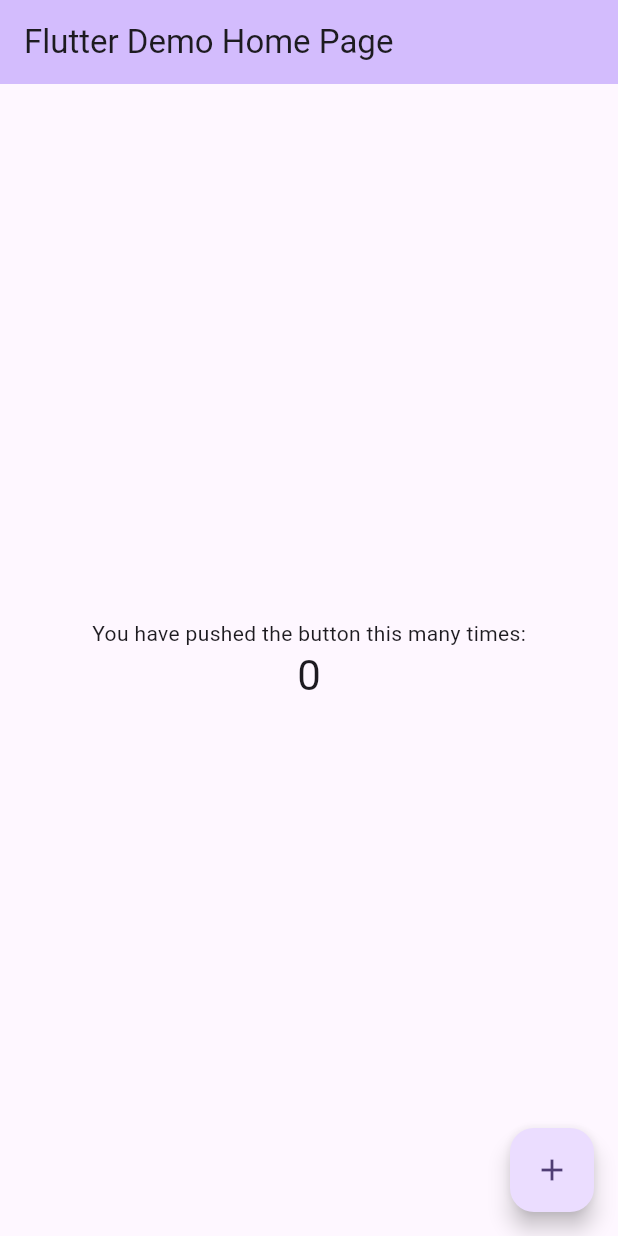
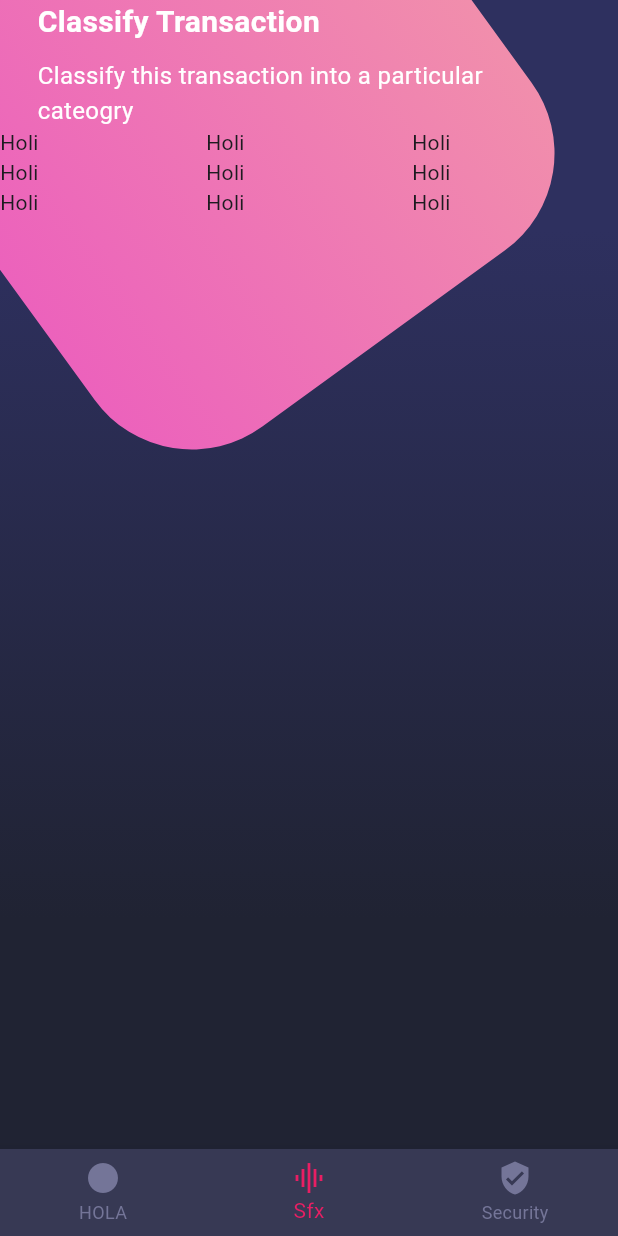
Before and after one commit to pCarboneroDev/practicasFlutter, a Flutter app: the screen it shows after launch, on a phone screen of 412 x 824 dp. Run offline on Flutter 3.47's test engine with Material 3 defaults, Android fonts, the phone set to English and light mode, and no system bars.

Commit message:
diseños

```diff
--- a/lib/main.dart
+++ b/lib/main.dart
@@ -1,122 +1,28 @@
 import 'package:flutter/material.dart';
+import 'package:flutter/services.dart';
+import 'package:practicas_flutter/src/screens/basic_design.dart';
+import 'package:practicas_flutter/src/screens/home_screen.dart';
+import 'package:practicas_flutter/src/screens/scroll_design.dart';
 
-void main() {
-  runApp(const MyApp());
-}
+void main() => runApp(const MyApp());
 
 class MyApp extends StatelessWidget {
   const MyApp({super.key});
 
-  // This widget is the root of your application.
   @override
   Widget build(BuildContext context) {
+    SystemChrome.setSystemUIOverlayStyle(
+      SystemUiOverlayStyle.light
+    );
     return MaterialApp(
-      title: 'Flutter Demo',
-      theme: ThemeData(
-        // This is the theme of your application.
-        //
-        // TRY THIS: Try running your application with "flutter run". You'll see
-        // the application has a purple toolbar. Then, without quitting the app,
-        // try changing the seedColor in the colorScheme below to Colors.green
-        // and then invoke "hot reload" (save your changes or press the "hot
-        // reload" button in a Flutter-supported IDE, or press "r" if you used
-        // the command line to start the app).
-        //
-        // Notice that the counter didn't reset back to zero; the application
-        // state is not lost during the reload. To reset the state, use hot
-        // restart instead.
-        //
-        // This works for code too, not just values: Most code changes can be
-        // tested with just a hot reload.
-        colorScheme: ColorScheme.fromSeed(seedColor: Colors.deepPurple),
-      ),
-      home: const MyHomePage(title: 'Flutter Demo Home Page'),
+      debugShowCheckedModeBanner: false,
+      title: 'Material App',
+      initialRoute: 'home_screen',
+      routes: {
+        'basic_design': (context) => BasicDesignScreen(),
+        'scroll_screen': (context) => ScrollScreen(),
+        'home_screen': (context) => HomeScreen(),
+      },
     );
   }
 }
-
-class MyHomePage extends StatefulWidget {
-  const MyHomePage({super.key, required this.title});
-
-  // This widget is the home page of your application. It is stateful, meaning
-  // that it has a State object (defined below) that contains fields that affect
-  // how it looks.
-
-  // This class is the configuration for the state. It holds the values (in this
-  // case the title) provided by the parent (in this case the App widget) and
-  // used by the build method of the State. Fields in a Widget subclass are
-  // always marked "final".
-
-  final String title;
-
-  @override
-  State<MyHomePage> createState() => _MyHomePageState();
-}
-
-class _MyHomePageState extends State<MyHomePage> {
-  int _counter = 0;
-
-  void _incrementCounter() {
-    setState(() {
-      // This call to setState tells the Flutter framework that something has
-      // changed in this State, which causes it to rerun the build method below
-      // so that the display can reflect the updated values. If we changed
-      // _counter without calling setState(), then the build method would not be
-      // called again, and so nothing would appear to happen.
-      _counter++;
-    });
-  }
-
-  @override
-  Widget build(BuildContext context) {
-    // This method is rerun every time setState is called, for instance as done
-    // by the _incrementCounter method above.
-    //
-    // The Flutter framework has been optimized to make rerunning build methods
-    // fast, so that you can just rebuild anything that needs updating rather
-    // than having to individually change instances of widgets.
-    return Scaffold(
-      appBar: AppBar(
-        // TRY THIS: Try changing the color here to a specific color (to
-        // Colors.amber, perhaps?) and trigger a hot reload to see the AppBar
-        // change color while the other colors stay the same.
-        backgroundColor: Theme.of(context).colorScheme.inversePrimary,
-        // Here we take the value from the MyHomePage object that was created by
-        // the App.build method, and use it to set our appbar title.
-        title: Text(widget.title),
-      ),
-      body: Center(
-        // Center is a layout widget. It takes a single child and positions it
-        // in the middle of the parent.
-        child: Column(
-          // Column is also a layout widget. It takes a list of children and
-          // arranges them vertically. By default, it sizes itself to fit its
-          // children horizontally, and tries to be as tall as its parent.
-          //
-          // Column has various properties to control how it sizes itself and
-          // how it positions its children. Here we use mainAxisAlignment to
-          // center the children vertically; the main axis here is the vertical
-          // axis because Columns are vertical (the cross axis would be
-          // horizontal).
-          //
-          // TRY THIS: Invoke "debug painting" (choose the "Toggle Debug Paint"
-          // action in the IDE, or press "p" in the console), to see the
-          // wireframe for each widget.
-          mainAxisAlignment: MainAxisAlignment.center,
-          children: <Widget>[
-            const Text('You have pushed the button this many times:'),
-            Text(
-              '$_counter',
-              style: Theme.of(context).textTheme.headlineMedium,
-            ),
-          ],
-        ),
-      ),
-      floatingActionButton: FloatingActionButton(
-        onPressed: _incrementCounter,
-        tooltip: 'Increment',
-        child: const Icon(Icons.add),
-      ), // This trailing comma makes auto-formatting nicer for build methods.
-    );
-  }
-}
--- /dev/null
+++ b/lib/src/screens/home_screen.dart
@@ -0,0 +1,40 @@
+import 'package:flutter/material.dart';
+import 'package:practicas_flutter/src/widgets/background.dart';
+import 'package:practicas_flutter/src/widgets/card_table.dart';
+import 'package:practicas_flutter/src/widgets/custom_bottom_navigation.dart';
+import 'package:practicas_flutter/src/widgets/page_title.dart';
+
+class HomeScreen extends StatelessWidget {
+
+  const HomeScreen({Key? key}) : super(key: key);
+
+  @override
+  Widget build(BuildContext context) {
+    return Scaffold(
+      body: Stack(
+        children: [
+          Background(),
+          _HomeBody()
+        ],
+      ),
+      bottomNavigationBar: CustomBottomNavigation(),
+    );
+  }
+}
+
+
+
+class _HomeBody extends StatelessWidget {
+
+  @override
+  Widget build(BuildContext context) {
+    return SingleChildScrollView(
+      child: Column(
+        children: [
+          PageTitle(),
+          CardTable()
+        ],
+      ),
+    );
+  }
+}
--- /dev/null
+++ b/lib/src/widgets/background.dart
@@ -0,0 +1,57 @@
+import 'dart:math';
+
+import 'package:flutter/material.dart';
+
+class Background extends StatelessWidget {
+  final boxDecoration = BoxDecoration(
+      gradient: LinearGradient(
+        begin: Alignment.topCenter,
+        end: Alignment.bottomCenter,
+        stops: [0.2,0.8],
+        colors: [
+          Color(0xff2E305F),
+          Color(0xff202333)
+        ]
+      )
+    );
+
+  Background({super.key});
+
+  @override
+  Widget build(BuildContext context) {
+    return Stack(
+      children: [
+        Container(decoration: boxDecoration),
+        Positioned(
+          top: -100,
+          left: -30,
+          child: _PinkBox()
+        )
+      ],
+    );
+  }
+}
+
+class _PinkBox extends StatelessWidget {
+  const _PinkBox({super.key});
+
+  @override
+  Widget build(BuildContext context) {
+    return Transform.rotate(
+      angle: -pi/5,
+      child: Container(
+        width: 360,
+        height: 360,
+        decoration: BoxDecoration(
+          gradient: LinearGradient(
+            colors: [
+              Color.fromRGBO(236, 98, 188, 1),
+              Color.fromRGBO(241, 142, 172, 1),
+            ]
+          ),
+          borderRadius: BorderRadius.circular(80)
+        ),
+      ),
+    );
+  }
+}
--- /dev/null
+++ b/lib/src/widgets/card_table.dart
@@ -0,0 +1,36 @@
+import 'package:flutter/material.dart';
+
+class CardTable extends StatelessWidget {
+  const CardTable({super.key});
+
+  @override
+  Widget build(BuildContext context) {
+    return Table(
+      children: [
+        TableRow(
+          children: [
+            Text('Holi'),
+            Text('Holi'),
+            Text('Holi'),
+          ]
+        ),
+
+        TableRow(
+          children: [
+            Text('Holi'),
+            Text('Holi'),
+            Text('Holi'),
+          ]
+        ),
+
+        TableRow(
+          children: [
+            Text('Holi'),
+            Text('Holi'),
+            Text('Holi'),
+          ]
+        ),
+      ],
+    );
+  }
+}
--- /dev/null
+++ b/lib/src/widgets/custom_bottom_navigation.dart
@@ -0,0 +1,31 @@
+import 'package:flutter/material.dart';
+
+class CustomBottomNavigation extends StatelessWidget {
+  const CustomBottomNavigation({super.key});
+
+  @override
+  Widget build(BuildContext context) {
+    return BottomNavigationBar(
+      selectedItemColor: Colors.pink,
+      //showSelectedLabels: false,
+      //showUnselectedLabels: false,
+      unselectedItemColor: Color.fromRGBO(116, 117, 152, 1),
+      backgroundColor: Color.fromRGBO(55, 57, 84, 1),
+      currentIndex: 1,
+      items: [
+        BottomNavigationBarItem(
+          icon: Icon(Icons.circle),
+          label: 'HOLA'
+        ),
+        BottomNavigationBarItem(
+          icon: Icon(Icons.graphic_eq),
+          label: 'Sfx'
+        ),
+        BottomNavigationBarItem(
+          icon: Icon(Icons.verified_user_sharp),
+          label: 'Security'
+        )
+      ],
+    );
+  }
+}
--- /dev/null
+++ b/lib/src/widgets/page_title.dart
@@ -0,0 +1,30 @@
+import 'package:flutter/material.dart';
+
+class PageTitle extends StatelessWidget {
+  const PageTitle({super.key});
+
+  @override
+  Widget build(BuildContext context) {
+    return SafeArea(
+      bottom: false,
+      child: Container(
+        margin: EdgeInsets.symmetric(horizontal: 25),
+        child: Column(
+          crossAxisAlignment: CrossAxisAlignment.start,
+          children: [
+            Text('Classify Transaction',
+            style: TextStyle(fontSize: 20,
+              fontWeight: FontWeight.bold,
+              color: Colors.white)),
+
+            SizedBox(height: 10),
+
+            Text('Classify this transaction into a particular cateogry',
+            style: TextStyle(fontSize: 16,
+              color: Colors.white)),
+          ],
+        ),
+      ),
+    );
+  }
+}
--- a/pubspec.yaml
+++ b/pubspec.yaml
@@ -58,8 +58,8 @@ flutter:
   uses-material-design: true
 
   # To add assets to your application, add an assets section, like this:
-  # assets:
-  #   - images/a_dot_burr.jpeg
+  assets:
+    - assets/
   #   - images/a_dot_ham.jpeg
 
   # An image asset can refer to one or more resolution-specific "variants", see
```
Also changed, not shown: lib/src/screens/basic_design.dart (added, +49 -0 lines), lib/src/screens/scroll_design.dart (added, +102 -0 lines), assets/landscape.jpg (added), assets/scroll-1.png (added).
